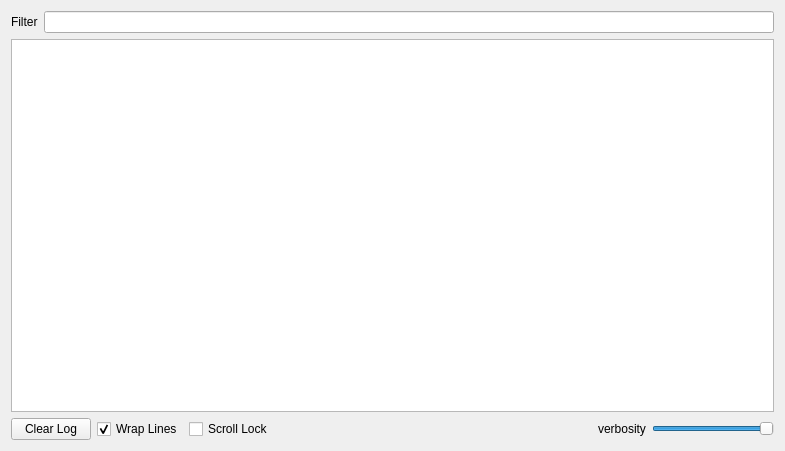
The window that qdevicemonitor/DeviceWidget.ui (alopatindev/qdevicemonitor) describes before a commit, drawn with Qt 5.
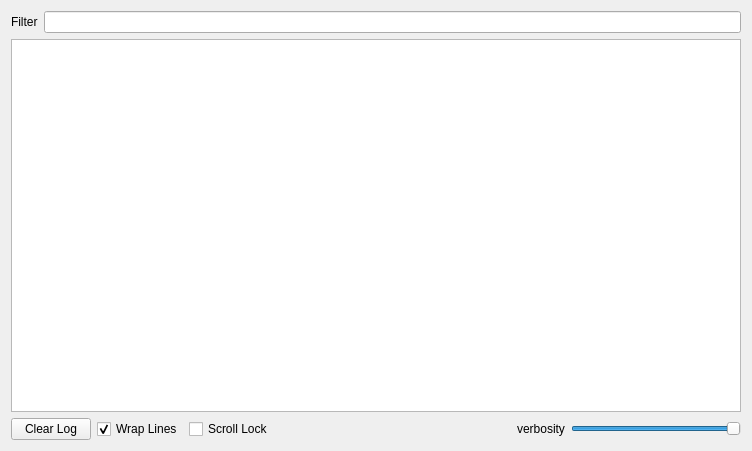
The same window after the commit.

The edit to the form file:
```diff
--- a/qdevicemonitor/DeviceWidget.ui
+++ b/qdevicemonitor/DeviceWidget.ui
@@ -6,7 +6,7 @@
    <rect>
     <x>0</x>
     <y>0</y>
-    <width>785</width>
+    <width>752</width>
     <height>451</height>
    </rect>
   </property>
@@ -110,7 +110,7 @@
        </property>
        <property name="minimumSize">
         <size>
-         <width>122</width>
+         <width>170</width>
          <height>0</height>
         </size>
        </property>
```
